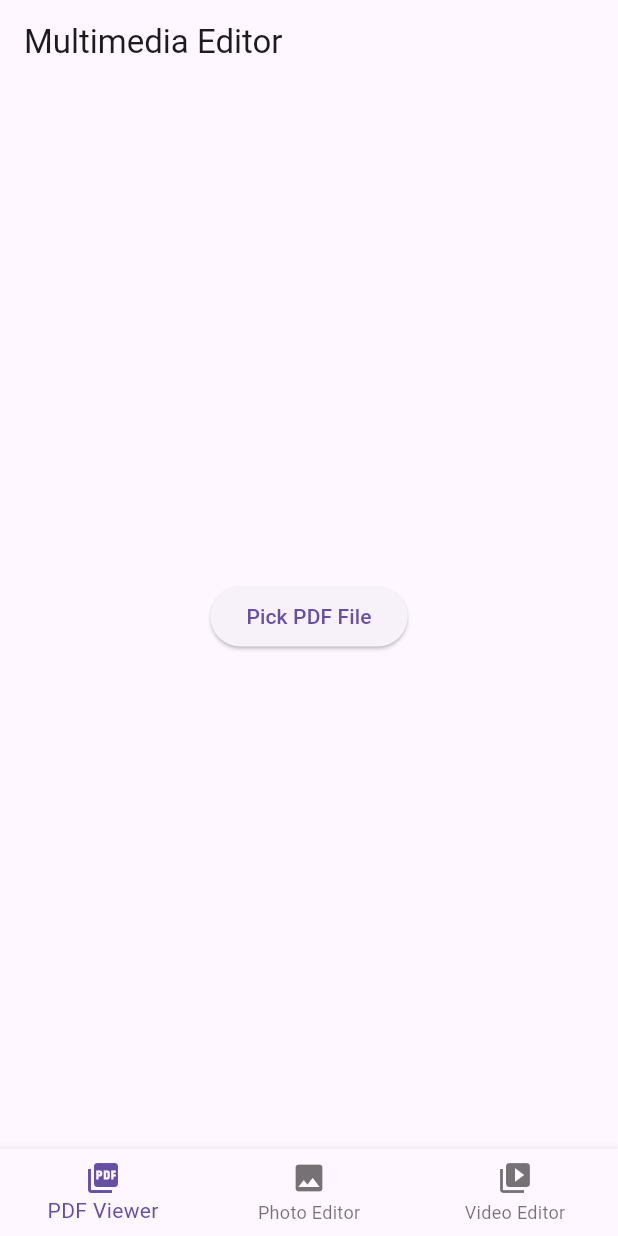
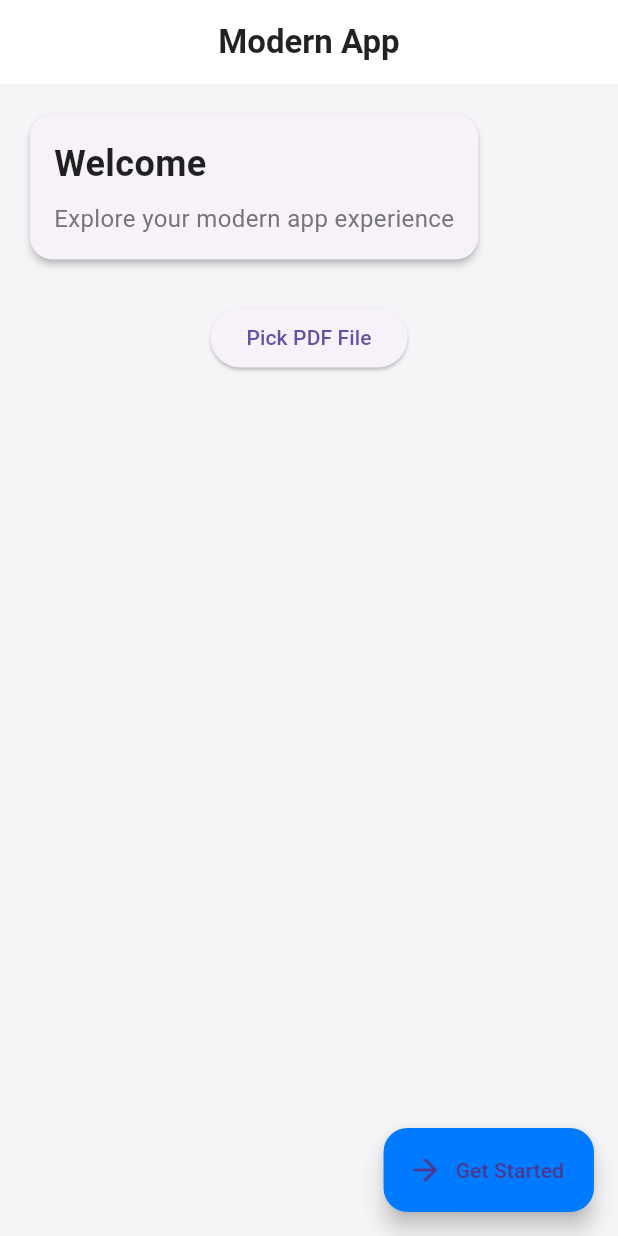
Before and after one commit to RedLordezh7Venom/da_toolkit_prototype, a Flutter app: the screen it shows after launch, on a phone screen of 412 x 824 dp. Run offline on Flutter 3.47's test engine with Material 3 defaults, Android fonts, the phone set to English and light mode, and no system bars; our stand-ins replace file_picker; missing offline and left inert: image_editor, syncfusion_flutter_pdfviewer, video_editor.

Commit message:
modified main file

```diff
--- a/lib/main.dart
+++ b/lib/main.dart
@@ -22,7 +22,7 @@ void main() {
 }
 
 class MyApp extends StatelessWidget {
-  const MyApp({Key? key}) : super(key: key);
+  const MyApp({super.key});
 
   @override
   Widget build(BuildContext context) {
@@ -38,14 +38,14 @@ class MyApp extends StatelessWidget {
 }
 
 class HomePage extends StatefulWidget {
-  const HomePage({Key? key}) : super(key: key);
+  const HomePage({super.key});
 
   @override
   _HomePageState createState() => _HomePageState();
 }
 
 class _HomePageState extends State<HomePage> {
-  int _selectedIndex = 0;
+  final int _selectedIndex = 0;
   String? _pdfPath;
   String? _imagePath;
   String? _videoPath;
@@ -93,31 +93,66 @@ class _HomePageState extends State<HomePage> {
   @override
   Widget build(BuildContext context) {
     return Scaffold(
+      backgroundColor: Color(0xFFF5F5F7),  // Light gray background
       appBar: AppBar(
-        title: const Text('Multimedia Editor'),
+        elevation: 0,
+        backgroundColor: Colors.white,
+        title: Text(
+          'Modern App',
+          style: TextStyle(
+            color: Colors.black87,
+            fontWeight: FontWeight.w600,
+          ),
+        ),
+        centerTitle: true,
       ),
-      body: _buildBody(),
-      bottomNavigationBar: BottomNavigationBar(
-        currentIndex: _selectedIndex,
-        onTap: (index) {
-          setState(() {
-            _selectedIndex = index;
-          });
-        },
-        items: const [
-          BottomNavigationBarItem(  // Changed from BottomNavigationBar.item
-            icon: Icon(Icons.picture_as_pdf),
-            label: 'PDF Viewer',
+      body: SafeArea(
+        child: Padding(
+          padding: EdgeInsets.all(16.0),
+          child: Column(
+            crossAxisAlignment: CrossAxisAlignment.start,
+            children: [
+              Card(
+                elevation: 2,
+                shape: RoundedRectangleBorder(
+                  borderRadius: BorderRadius.circular(15),
+                ),
+                child: Padding(
+                  padding: EdgeInsets.all(16.0),
+                  child: Column(
+                    crossAxisAlignment: CrossAxisAlignment.start,
+                    children: [
+                      Text(
+                        'Welcome',
+                        style: TextStyle(
+                          fontSize: 24,
+                          fontWeight: FontWeight.bold,
+                          color: Colors.black87,
+                        ),
+                      ),
+                      SizedBox(height: 8),
+                      Text(
+                        'Explore your modern app experience',
+                        style: TextStyle(
+                          fontSize: 16,
+                          color: Colors.grey[600],
+                        ),
+                      ),
+                    ],
+                  ),
+                ),
+              ),
+              SizedBox(height: 24),
+              _buildBody(),
+            ],
           ),
-          BottomNavigationBarItem(  // Changed from BottomNavigationBar.item
-            icon: Icon(Icons.image),
-            label: 'Photo Editor',
-          ),
-          BottomNavigationBarItem(  // Changed from BottomNavigationBar.item
-            icon: Icon(Icons.video_library),
-            label: 'Video Editor',
-          ),
-        ],
+        ),
+      ),
+      floatingActionButton: FloatingActionButton.extended(
+        onPressed: () {},
+        label: Text('Get Started'),
+        icon: Icon(Icons.arrow_forward),
+        backgroundColor: Color(0xFF007AFF),
       ),
     );
   }
```
